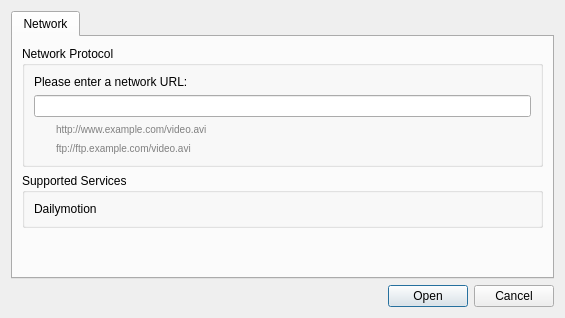
Before: the Qt Designer form opendialog.ui in labyrinthofdreams/screenpicker, drawn with Qt 5.
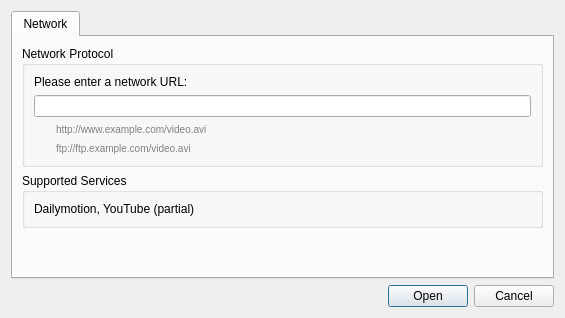
After: the same form once the commit is applied.

Commit message: Add basic YouTube extractor

```diff
--- a/opendialog.ui
+++ b/opendialog.ui
@@ -73,7 +73,7 @@
           <item>
            <widget class="QLabel" name="label_5">
             <property name="text">
-             <string>Dailymotion</string>
+             <string>Dailymotion, YouTube (partial)</string>
             </property>
            </widget>
           </item>
```
The commit also changes 4 other files.
